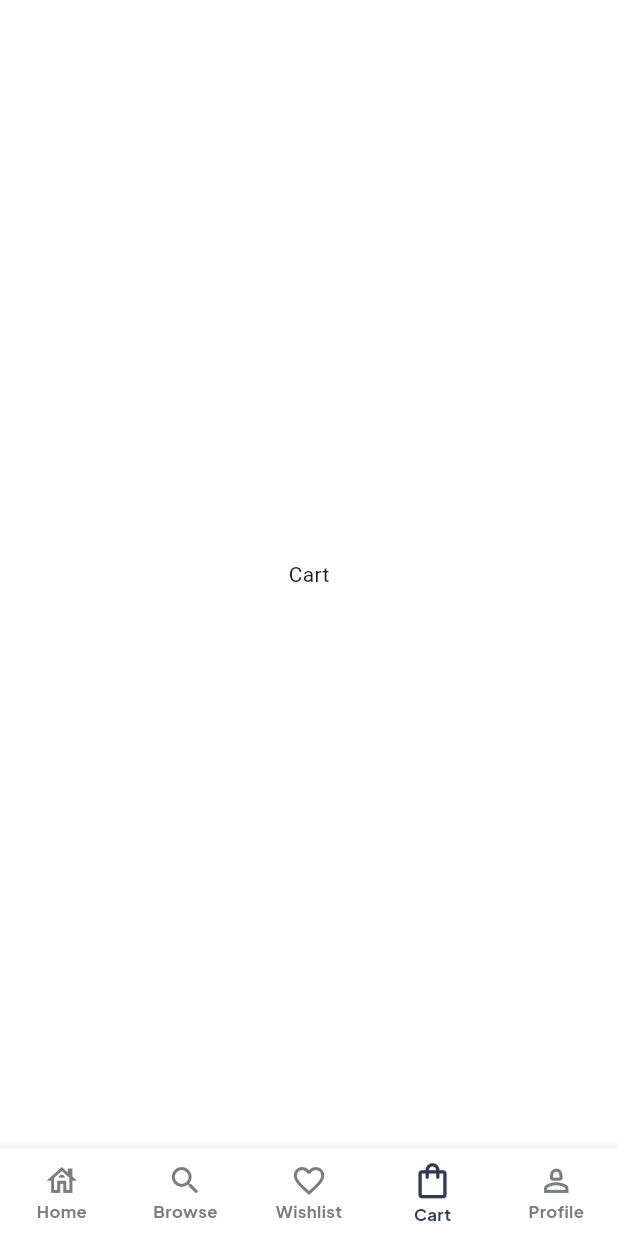
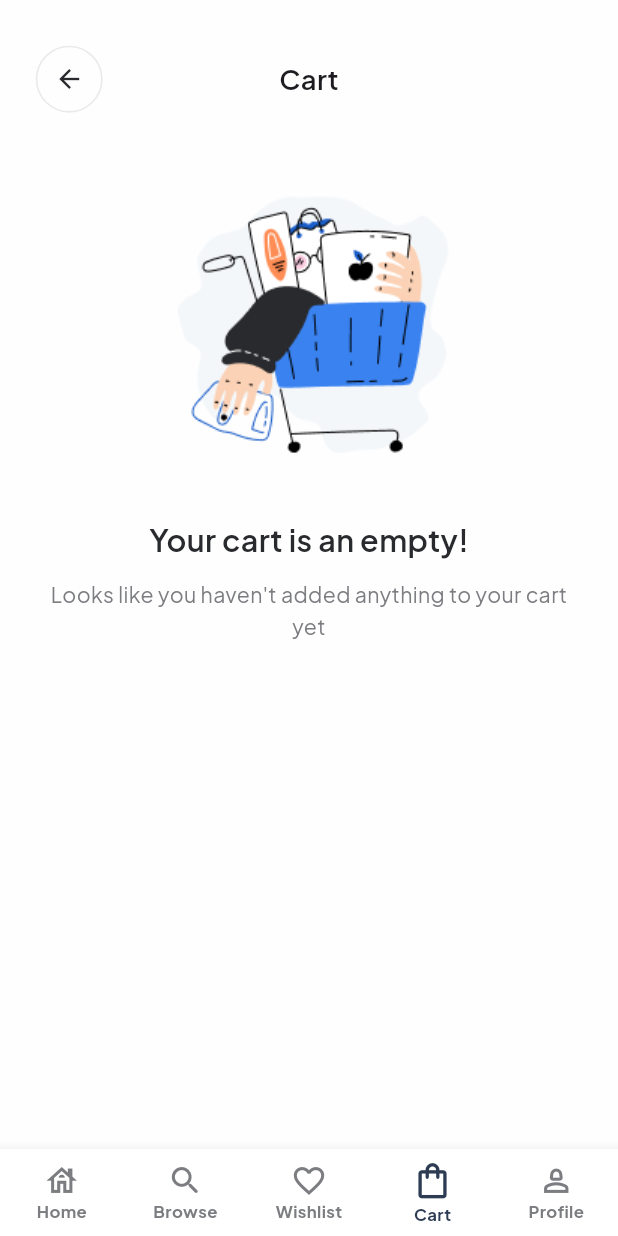
Before and after one commit to farahhossam2004/e_commerce_app, a Flutter app: the RootScreen screen opened directly, item 4 of the bottom bar chosen, on a phone screen of 412 x 824 dp. Run offline on Flutter 3.47's test engine with Material 3 defaults, Android fonts, the phone set to English and light mode, and no system bars; drawn by our look-alikes of stylish_bottom_bar; our stand-ins replace another_flutter_splash_screen, bloc, conditional_builder_null_safety, dio, expandable_text, flutter_bloc and 5 more; accounts and stored records are empty; network calls fail.

Commit message:
add db helper and test it + edit some home ui + empty cart screen

```diff
--- a/lib/core/constants/app_colors.dart
+++ b/lib/core/constants/app_colors.dart
@@ -16,4 +16,5 @@ class AppColors {
   static const Color notficationIconContainerColor = Color(0xFFF3F6FB);
   static const Color productTextColor = Color(0xFF959699);
   static const Color productDividerColor = Color(0xFFF0F1F5);
+  static const Color productBoxShadowColor = Color(0x11566E84);
 }
--- /dev/null
+++ b/lib/features/cart/logic/cubit/cart_cubit.dart
@@ -0,0 +1,8 @@
+import 'package:bloc/bloc.dart';
+import 'package:meta/meta.dart';
+
+part 'cart_state.dart';
+
+class CartCubit extends Cubit<CartState> {
+  CartCubit() : super(CartInitial());
+}
--- /dev/null
+++ b/lib/features/cart/logic/cubit/cart_state.dart
@@ -0,0 +1,6 @@
+part of 'cart_cubit.dart';
+
+@immutable
+sealed class CartState {}
+
+final class CartInitial extends CartState {}
--- /dev/null
+++ b/lib/features/cart/presentation/cart_screen.dart
@@ -0,0 +1,82 @@
+import 'package:e_commerce_app/core/constants/app_colors.dart';
+import 'package:flutter/material.dart';
+import 'package:flutter_screenutil/flutter_screenutil.dart';
+import 'package:google_fonts/google_fonts.dart';
+
+class CartScreen extends StatelessWidget {
+  const CartScreen({super.key});
+
+  @override
+  Widget build(BuildContext context) {
+    return Padding(
+      padding: EdgeInsets.symmetric(vertical: 30.h, horizontal: 20.w),
+      child: Column(
+        children: [
+          Row(
+            mainAxisAlignment: MainAxisAlignment.spaceBetween,
+            children: [
+              Container(
+                width: 44.w,
+                height: 44.h,
+                decoration: ShapeDecoration(
+                  shape: CircleBorder(
+                    side: BorderSide(color: Color(0xFFEAEAEA), width: 1.w),
+                  ),
+                ),
+                child: const Icon(
+                  Icons.arrow_back,
+                  color: AppColors.textColor,
+                  size: 20,
+                ),
+              ),
+              Text(
+                'Cart',
+                style: GoogleFonts.plusJakartaSans(
+                  fontSize: 18.sp,
+                  fontWeight: FontWeight.w600,
+                  height: 1.44.h,
+                ),
+              ),
+              Container(
+                width: 44.w,
+              )
+            ],
+          ),
+          SizedBox(
+            height: 44.h,
+          ),
+          Container(
+            width: 201,
+            height: 201,
+            clipBehavior: Clip.antiAlias,
+            decoration: BoxDecoration(),
+            child: Image.asset('assets/images/cart.png'),
+          ),
+          SizedBox(
+            height: 24.h,
+          ),
+          Text(
+            'Your cart is an empty!',
+            style: GoogleFonts.plusJakartaSans(
+              color: AppColors.textColor,
+              fontSize: 20.sp,
+              fontWeight: FontWeight.w600,
+              height: 1.40.h,
+            ),
+          ),
+          SizedBox(
+            height: 12.h,
+          ),
+          Text('Looks like you haven\'t added anything to your cart yet',
+              textAlign: TextAlign.center,
+              style: GoogleFonts.plusJakartaSans(
+                color: AppColors.secondryTextColor,
+                fontSize: 14.sp,
+                fontWeight: FontWeight.w400,
+                height: 1.43.h,
+              ))
+        ],
+      ),
+    );
+  }
+}
--- a/lib/features/home/presentation/root_screen.dart
+++ b/lib/features/home/presentation/root_screen.dart
@@ -1,8 +1,10 @@
 import 'package:e_commerce_app/core/constants/app_colors.dart';
 import 'package:e_commerce_app/features/browse/presentation/browse_screen.dart';
+import 'package:e_commerce_app/features/cart/presentation/cart_screen.dart';
 import 'package:e_commerce_app/features/home/logic/cubit/bottom_navigator_bar_cubit.dart';
 import 'package:e_commerce_app/features/home/presentation/home_screen.dart';
 import 'package:e_commerce_app/features/profile/presentation/profile_screen.dart';
+import 'package:e_commerce_app/features/wishlist/presentation/wishlist_screen.dart';
 import 'package:flutter/material.dart';
 import 'package:flutter_bloc/flutter_bloc.dart';
 import 'package:flutter_screenutil/flutter_screenutil.dart';
@@ -148,13 +150,13 @@ class RootScreen extends StatelessWidget {
                 return const HomeScreen();
 
               case 'Browse':
-                return  BrowseScreen();
+                return BrowseScreen();
 
               case 'Wishlist':
-                return const Center(child: Text('Wishlist'));
+                return WishlistScreen();
 
               case 'Cart':
-                return const Center(child: Text('Cart'));
+                return CartScreen();
 
               case 'Profile':
                 return const ProfileScreen();
--- a/lib/main.dart
+++ b/lib/main.dart
@@ -1,10 +1,13 @@
+import 'package:e_commerce_app/core/database/local_database/local_db_helper.dart';
 import 'package:e_commerce_app/core/network/dio_helper.dart';
 import 'package:e_commerce_app/features/intro/presentation/splash_screen.dart';
 import 'package:flutter/material.dart';
 import 'package:flutter_screenutil/flutter_screenutil.dart';
 
-void main() {
+void main() async {
+  WidgetsFlutterBinding.ensureInitialized();
   DioHelper.init();
+  await SQLHelper.initDb();
   runApp(const MyApp());
 }
 
--- a/pubspec.yaml
+++ b/pubspec.yaml
@@ -46,6 +46,7 @@ dependencies:
   stylish_bottom_bar: ^1.1.0
   conditional_builder_null_safety: ^0.0.6
   expandable_text: ^2.3.0
+  sqflite: ^2.4.1
 
 dev_dependencies:
   flutter_test:
```
Also changed, not shown: lib/core/database/local_database/local_db_helper.dart (added, +86 -0 lines), lib/features/cart/data/models/product_cart_model.dart (added, +38 -0 lines), lib/features/home/presentation/home_screen.dart (+46 -12 lines), lib/features/home/presentation/product_details_screen.dart (+25 -7 lines), lib/features/home/presentation/widgets/offer_container.dart (+5 -10 lines), lib/features/home/presentation/widgets/product_container_widget.dart (+10 -5 lines), lib/features/wishlist/presentation/wishlist_screen.dart (added, +10 -0 lines), assets/images/cart.png (added), pubspec.lock, 1 other file.
